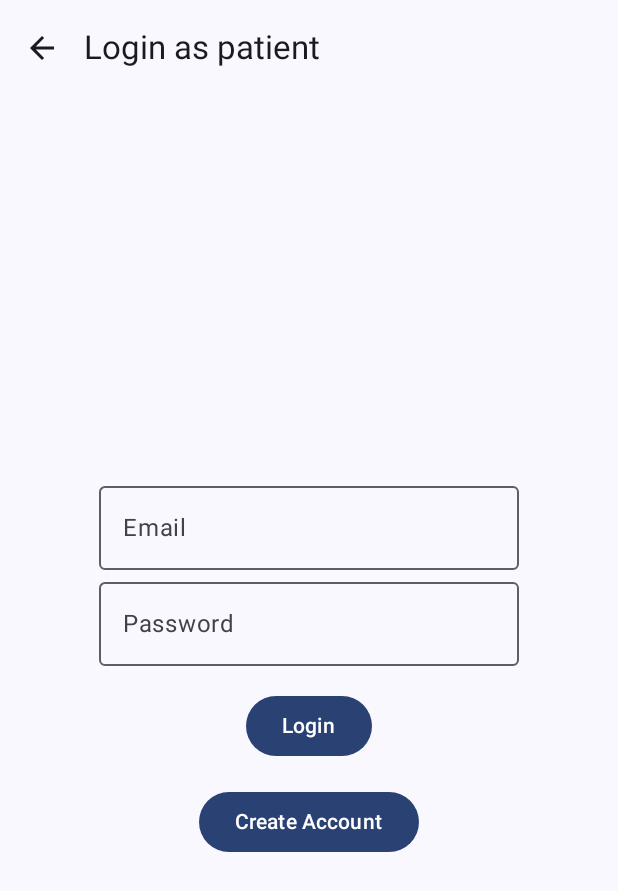
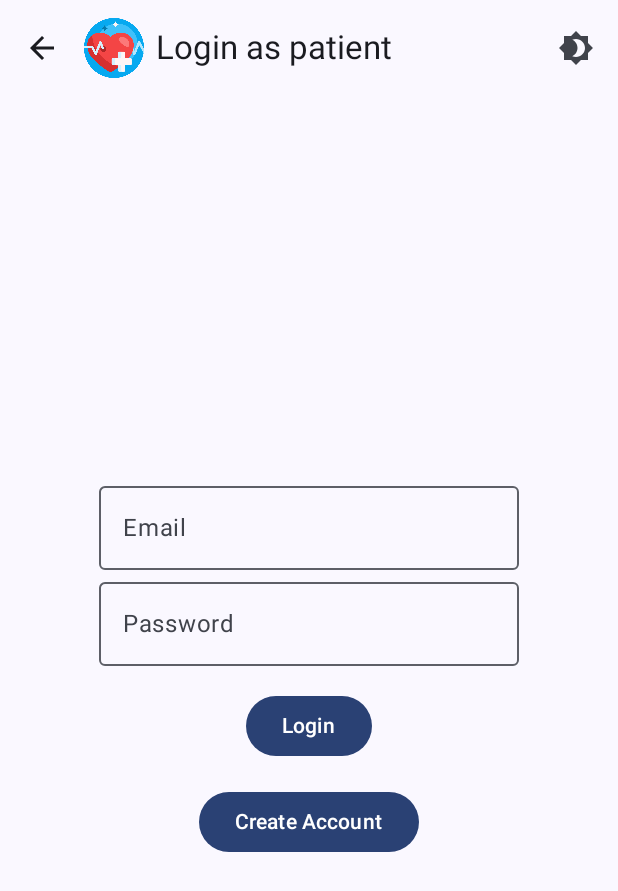
Before and after one commit to shwan26/ConsultApp, an Android app built with Jetpack Compose: the screen it shows after launch (MainActivity), after a tap on "Patient", on a phone screen of 412 x 824 dp. Shown: the top 891 px of the screen. Run offline under Robolectric (Android 15) with nearby library versions, the phone set to English and light mode, and no system bars; our stand-ins replace Firebase (no records; nobody signed in at launch, a user with empty details on screens opened directly).

Commit message:
Update with dark theme

```diff
--- a/app/build.gradle.kts
+++ b/app/build.gradle.kts
@@ -49,6 +49,7 @@ dependencies {
     implementation(libs.firebase.analytics)
 
     implementation(libs.androidx.core.ktx.v190)
+    implementation (libs.androidx.material.icons.extended)
 
     implementation(libs.androidx.activity.compose.v160)
     implementation(libs.material3)
--- /dev/null
+++ b/app/src/main/java/com/example/consultapp/CustomTopBar.kt
@@ -0,0 +1,65 @@
+@file:OptIn(ExperimentalMaterial3Api::class)
+
+package com.example.consultapp
+
+import androidx.compose.foundation.Image
+import androidx.compose.foundation.layout.Row
+import androidx.compose.foundation.layout.height
+import androidx.compose.foundation.layout.padding
+import androidx.compose.material.icons.Icons
+import androidx.compose.material.icons.filled.ArrowBack
+import androidx.compose.material.icons.filled.Brightness4
+import androidx.compose.material.icons.filled.BrightnessHigh
+import androidx.compose.material3.ExperimentalMaterial3Api
+import androidx.compose.material3.Icon
+import androidx.compose.material3.IconButton
+import androidx.compose.material3.TopAppBar
+import androidx.compose.material3.Text
+import androidx.compose.runtime.Composable
+import androidx.compose.ui.Alignment
+import androidx.compose.ui.Modifier
+import androidx.compose.ui.res.painterResource
+import androidx.compose.ui.unit.dp
+
+@Composable
+fun CustomTopAppBar(
+    title: String,
+    onBack: (() -> Unit)? = null, // Optional: only show the back icon if provided.
+    darkModeEnabled: Boolean,
+    onToggleDarkMode: () -> Unit
+) {
+    TopAppBar(
+        title = {
+            Row(verticalAlignment = Alignment.CenterVertically) {
+                // Display the logo image.
+                Image(
+                    painter = painterResource(id = R.drawable.logo),
+                    contentDescription = "Logo",
+                    modifier = Modifier
+                        .padding(end = 8.dp)
+                        .height(40.dp) // Adjust the height as needed.
+                )
+                // Display the title text.
+                Text(text = title)
+            }
+        },
+        navigationIcon = {
+            if (onBack != null) {
+                // Directly supply the composable lambda for navigationIcon.
+                IconButton(onClick = { onBack() }) {
+                    Icon(Icons.Filled.ArrowBack, contentDescription = "Back")
+                }
+            } else null
+        },
+        actions = {
+            // Add a dark/light mode toggle button.
+            IconButton(onClick = onToggleDarkMode) {
+                if (darkModeEnabled) {
+                    Icon(Icons.Filled.BrightnessHigh, contentDescription = "Switch to Light Mode")
+                } else {
+                    Icon(Icons.Filled.Brightness4, contentDescription = "Switch to Dark Mode")
+                }
+            }
+        }
+    )
+}
--- a/app/src/main/java/com/example/consultapp/MainActivity.kt
+++ b/app/src/main/java/com/example/consultapp/MainActivity.kt
@@ -55,16 +55,22 @@ class MainActivity : ComponentActivity() {
         auth = Firebase.auth
 
         setContent {
-            ConsultAppTheme {
+            // Step 3: Create a state variable for dark mode.
+            var isDarkMode by remember { mutableStateOf(false) }
+
+            // Pass the dark mode state into your custom theme.
+            ConsultAppTheme(darkTheme = isDarkMode) {
                 val navController = rememberNavController()
                 NavHost(navController = navController, startDestination = "roleSelection") {
-                    // Role Selection Screen (only patient and doctor)
                     composable("roleSelection") {
-                        RoleSelectionScreen(onRoleSelected = { role ->
-                            navController.navigate("login/$role")
-                        })
+                        RoleSelectionScreen(
+                            darkModeEnabled = isDarkMode,
+                            onToggleDarkMode = { isDarkMode = !isDarkMode },
+                            onRoleSelected = { role ->
+                                navController.navigate("login/$role")
+                            }
+                        )
                     }
-                    // Login Screen: Includes back and create account options.
                     composable(
                         "login/{role}",
                         arguments = listOf(navArgument("role") { type = NavType.StringType })
@@ -72,12 +78,13 @@ class MainActivity : ComponentActivity() {
                         val role = backStackEntry.arguments?.getString("role") ?: ""
                         RoleLoginScreen(
                             role = role,
+                            darkModeEnabled = isDarkMode,
+                            onToggleDarkMode = { isDarkMode = !isDarkMode },
                             onLoginSuccess = { navController.navigate(role) },
                             onBack = { navController.popBackStack() },
                             onNavigateToCreateAccount = { navController.navigate("createAccount/$role") }
                         )
                     }
-                    // Create Account Screen: Stores the selected role.
                     composable(
                         "createAccount/{role}",
                         arguments = listOf(navArgument("role") { type = NavType.StringType })
@@ -85,6 +92,8 @@ class MainActivity : ComponentActivity() {
                         val role = backStackEntry.arguments?.getString("role") ?: ""
                         CreateAccountScreen(
                             role = role,
+                            darkModeEnabled = isDarkMode,
+                            onToggleDarkMode = { isDarkMode = !isDarkMode },
                             onCreateAccountSuccess = { navController.navigate(role) },
                             onBack = { navController.popBackStack() }
                         )
@@ -108,9 +117,19 @@ class MainActivity : ComponentActivity() {
 
 @OptIn(ExperimentalMaterial3Api::class)
 @Composable
-fun RoleSelectionScreen(onRoleSelected: (String) -> Unit) {
+fun RoleSelectionScreen(
+    darkModeEnabled: Boolean,
+    onToggleDarkMode: () -> Unit,
+    onRoleSelected: (String) -> Unit
+) {
     Scaffold(
-        topBar = { TopAppBar(title = { Text("Login") }) },
+        topBar = {
+            CustomTopAppBar(
+                title = "Login",
+                darkModeEnabled = darkModeEnabled,
+                onToggleDarkMode = onToggleDarkMode
+            )
+        },
         content = { padding ->
             Column(
                 modifier = Modifier
@@ -133,10 +152,13 @@ fun RoleSelectionScreen(onRoleSelected: (String) -> Unit) {
     )
 }
 
+
 @OptIn(ExperimentalMaterial3Api::class)
 @Composable
 fun RoleLoginScreen(
     role: String,
+    darkModeEnabled: Boolean,
+    onToggleDarkMode: () -> Unit,
     onLoginSuccess: () -> Unit,
     onBack: () -> Unit,
     onNavigateToCreateAccount: () -> Unit
@@ -148,13 +170,11 @@ fun RoleLoginScreen(
 
     Scaffold(
         topBar = {
-            TopAppBar(
-                title = { Text("Login as $role") },
-                navigationIcon = {
-                    IconButton(onClick = onBack) {
-                        Icon(Icons.Filled.ArrowBack, contentDescription = "Back")
-                    }
-                }
+            CustomTopAppBar(
+                title = "Login as $role",
+                onBack = onBack,
+                darkModeEnabled = darkModeEnabled,
+                onToggleDarkMode = onToggleDarkMode
             )
         },
         content = { padding ->
@@ -233,6 +253,8 @@ fun RoleLoginScreen(
 @Composable
 fun CreateAccountScreen(
     role: String,
+    darkModeEnabled: Boolean,           // Added darkModeEnabled parameter.
+    onToggleDarkMode: () -> Unit,         // Added onToggleDarkMode parameter.
     onCreateAccountSuccess: () -> Unit,
     onBack: () -> Unit
 ) {
@@ -246,13 +268,11 @@ fun CreateAccountScreen(
 
     Scaffold(
         topBar = {
-            TopAppBar(
-                title = { Text("Create Account as $role") },
-                navigationIcon = {
-                    IconButton(onClick = onBack) {
-                        Icon(Icons.Filled.ArrowBack, contentDescription = "Back")
-                    }
-                }
+            CustomTopAppBar(
+                title = "Create Account as $role",
+                onBack = onBack,
+                darkModeEnabled = darkModeEnabled,   // Now these are passed correctly.
+                onToggleDarkMode = onToggleDarkMode
             )
         },
         content = { padding ->
@@ -335,6 +355,7 @@ fun CreateAccountScreen(
 }
 
 
+
 @Composable
 fun Greeting(name: String, modifier: Modifier = Modifier) {
     Text(text = "Hello $name!", modifier = modifier)
--- a/gradle/libs.versions.toml
+++ b/gradle/libs.versions.toml
@@ -15,6 +15,7 @@ activityCompose = "1.10.0"
 composeBom = "2024.04.01"
 material = "1.12.0"
 material3 = "1.3.1"
+materialIconsExtended = "1.7.7"
 storage = "1.5.0"
 uiTooling = "1.7.7"
 uiToolingPreview = "1.7.7"
@@ -28,6 +29,7 @@ androidx-appcompat = { module = "androidx.appcompat:appcompat", version.ref = "a
 androidx-constraintlayout = { module = "androidx.constraintlayout:constraintlayout", version.ref = "constraintlayout" }
 androidx-core-ktx = { group = "androidx.core", name = "core-ktx", version.ref = "coreKtx" }
 androidx-core-ktx-v190 = { module = "androidx.core:core-ktx", version.ref = "coreKtxVersion" }
+androidx-material-icons-extended = { module = "androidx.compose.material:material-icons-extended", version.ref = "materialIconsExtended" }
 firebase-analytics = { module = "com.google.firebase:firebase-analytics" }
 firebase-auth = { module = "com.google.firebase:firebase-auth" }
 firebase-bom = { module = "com.google.firebase:firebase-bom", version.ref = "firebaseBom" }
```
Also changed, not shown: app/src/main/java/com/example/consultapp/ApprovePatientsActivity.kt (+22 -10 lines), app/src/main/res/drawable/logo.png (added).
